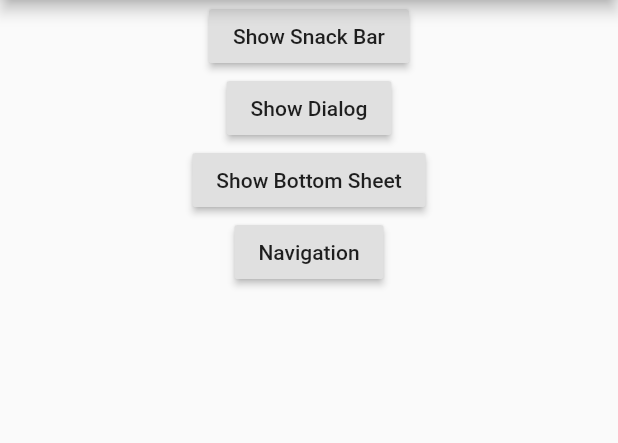
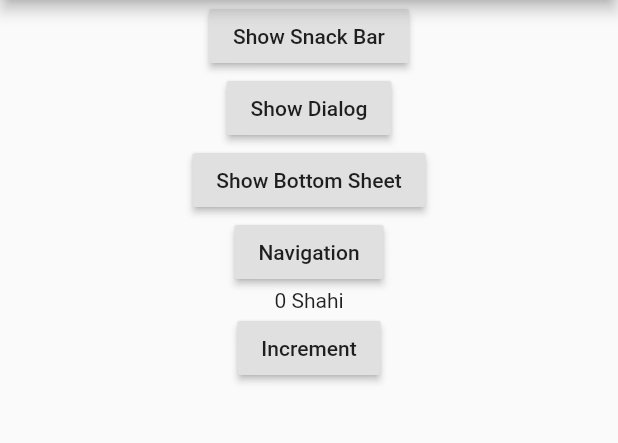
Before and after one commit to shahi5472/Flutter-GetX-Tutorial, a Flutter app: the screen it shows after launch, on a phone screen of 412 x 824 dp, the part 84-527 px from its top. Run offline on Flutter 3.47's test engine with Material 2 defaults, Android fonts, the phone set to English and light mode, and no system bars; our stand-ins replace get.

Commit message:
getX obs or state management

```diff
--- a/lib/main.dart
+++ b/lib/main.dart
@@ -3,6 +3,7 @@ import 'package:flutter_getx_tutorial/getx_bottom_sheet_widget.dart';
 import 'package:flutter_getx_tutorial/getx_dialog_widget.dart';
 import 'package:flutter_getx_tutorial/getx_snackbar_widget.dart';
 import 'package:flutter_getx_tutorial/route_navigation.dart';
+import 'package:flutter_getx_tutorial/student.dart';
 import 'package:get/get.dart';
 
 void main() {
@@ -10,6 +11,18 @@ void main() {
 }
 
 class MyApp extends StatelessWidget {
+  var student = Student(name: 'Shahi', roll: 20).obs;
+
+  var count = 0.obs;
+
+  void increment() {
+    count++;
+
+    student.update((student) {
+      student.name = student.name.toUpperCase();
+    });
+  }
+
   @override
   Widget build(BuildContext context) {
     return GetMaterialApp(
@@ -39,7 +52,12 @@ class MyApp extends StatelessWidget {
                   print('Back with value : $data');
                 },
                 child: Text('Navigation'),
-              )
+              ),
+              Obx(() => Text('$count ${student.value.name}')),
+              RaisedButton(
+                onPressed: () => increment(),
+                child: Text('Increment'),
+              ),
             ],
           ),
         ),
--- /dev/null
+++ b/lib/student.dart
@@ -0,0 +1,6 @@
+class Student {
+  String name;
+  int roll;
+
+  Student({this.name, this.roll});
+}
```
